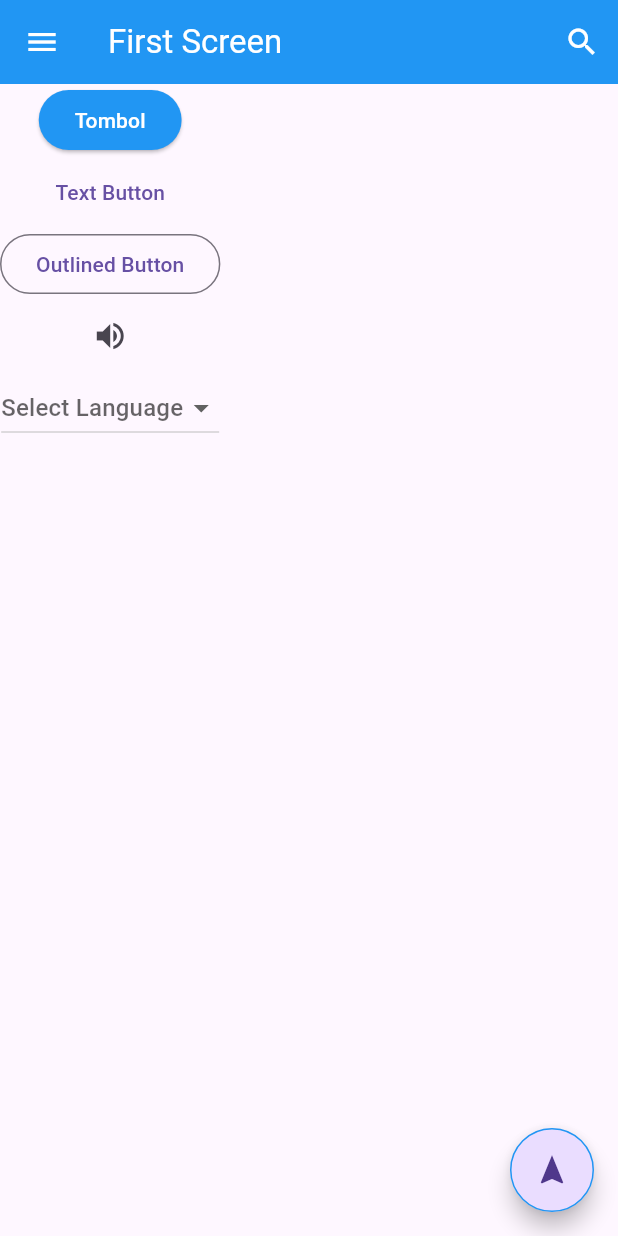
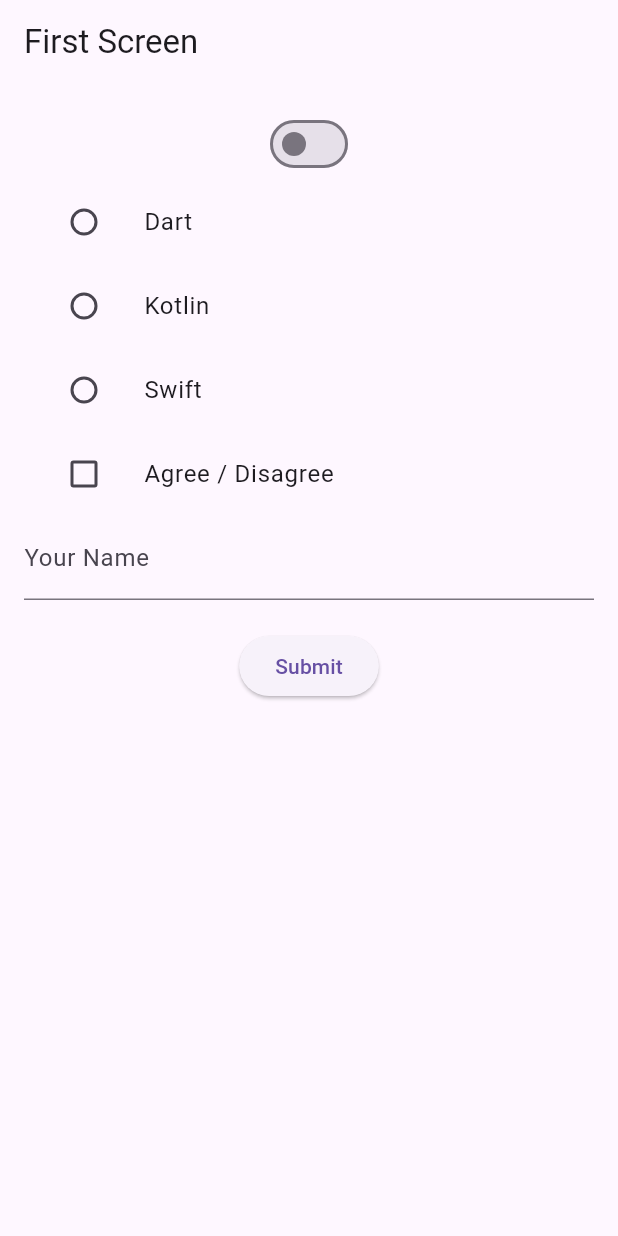
Before and after one commit to alriansyah/flutter-dicoding, a Flutter app: the screen it shows after launch, on a phone screen of 412 x 824 dp. Run offline on Flutter 3.47's test engine with Material 3 defaults, Android fonts, the phone set to English and light mode, and no system bars.

Commit message:
Input Widget

```diff
--- /dev/null
+++ b/Flutter Dasar/flutter_materi/lib/6-InputWidget.dart
@@ -0,0 +1,188 @@
+import 'package:flutter/material.dart';
+
+class InputWidget extends StatefulWidget {
+  const InputWidget({Key? key}) : super(key: key);
+
+  @override
+  State<InputWidget> createState() => _InputWidgetState();
+}
+
+class _InputWidgetState extends State<InputWidget> {
+  String _name = '';
+  bool lightOn = false;
+  String? language;
+  bool agree = false;
+
+  @override
+  Widget build(BuildContext context) {
+    return Scaffold(
+      appBar: AppBar(
+        title: const Text('First Screen'),
+      ),
+      body: Padding(
+        padding: const EdgeInsets.all(16.0),
+        child: Column(
+          children: [
+            Switch(
+              value: lightOn,
+              onChanged: (bool value) {
+                setState(() {
+                  lightOn = value;
+                });
+
+                ScaffoldMessenger.of(context).showSnackBar(
+                  SnackBar(
+                    content: Text(lightOn ? 'Light On' : 'Light Off'),
+                    duration: const Duration(seconds: 1),
+                  ),
+                );
+              },
+            ),
+            ListTile(
+              leading: Radio<String>(
+                value: 'Dart',
+                groupValue: language,
+                onChanged: (String? value) {
+                  setState(() {
+                    language = value;
+                    showSnackbar();
+                  });
+                },
+              ),
+              title: const Text('Dart'),
+            ),
+            ListTile(
+              leading: Radio<String>(
+                value: 'Kotlin',
+                groupValue: language,
+                onChanged: (String? value) {
+                  setState(() {
+                    language = value;
+                    showSnackbar();
+                  });
+                },
+              ),
+              title: const Text('Kotlin'),
+            ),
+            ListTile(
+              leading: Radio<String>(
+                value: 'Swift',
+                groupValue: language,
+                onChanged: (String? value) {
+                  setState(() {
+                    language = value;
+                    showSnackbar();
+                  });
+                },
+              ),
+              title: const Text('Swift'),
+            ),
+            ListTile(
+              leading: Checkbox(
+                value: agree,
+                onChanged: (bool? value) {
+                  setState(() {
+                    agree = value!;
+                  });
+                },
+              ),
+              title: Text('Agree / Disagree'),
+            ),
+            TextField(
+              decoration: const InputDecoration(
+                hintText: 'Write your name here...',
+                labelText: 'Your Name',
+              ),
+              onChanged: (String value) {
+                setState(() {
+                  _name = value;
+                });
+              },
+            ),
+            const SizedBox(height: 20),
+            ElevatedButton(
+              child: const Text('Submit'),
+              onPressed: () {
+                showDialog(
+                    context: context,
+                    builder: (context) {
+                      return AlertDialog(
+                        content: Text('Hello, $_name'),
+                      );
+                    });
+              },
+            )
+          ],
+        ),
+      ),
+    );
+  }
+
+  void showSnackbar() {
+    ScaffoldMessenger.of(context).showSnackBar(
+      SnackBar(
+        content: Text('$language selected'),
+        duration: const Duration(seconds: 1),
+      ),
+    );
+  }
+}
+
+/*
+// dengan controller
+import 'package:flutter/material.dart';
+
+class InputWidget extends StatefulWidget {
+  const InputWidget({Key? key}) : super(key: key);
+
+  @override
+  State<InputWidget> createState() => _InputWidgetState();
+}
+
+class _InputWidgetState extends State<InputWidget> {
+  final _controller = TextEditingController();
+
+  @override
+  Widget build(BuildContext context) {
+    return Scaffold(
+      appBar: AppBar(
+        title: const Text('First Screen'),
+      ),
+      body: Padding(
+        padding: const EdgeInsets.all(16.0),
+        child: Column(
+          children: [
+            TextField(
+              controller: _controller,
+              decoration: const InputDecoration(
+                hintText: 'Write your name here...',
+                labelText: 'Your Name',
+              ),
+            ),
+            const SizedBox(height: 20),
+            ElevatedButton(
+              child: const Text('Submit'),
+              onPressed: () {
+                showDialog(
+                    context: context,
+                    builder: (context) {
+                      return AlertDialog(
+                        content: Text('Hello, ${_controller.text}'),
+                      );
+                    });
+              },
+            )
+          ],
+        ),
+      ),
+    );
+  }
+
+  @override
+  void dispose() {
+    _controller.dispose();
+    super.dispose();
+  }
+}
+
+*/
--- a/Flutter Dasar/flutter_materi/lib/main.dart
+++ b/Flutter Dasar/flutter_materi/lib/main.dart
@@ -3,7 +3,8 @@
 import '2-StatefulWidget.dart';
 import './3-Scafold.dart';
 import './4-RowAndColumn.dart';
-import './5-Button.dart';
+import '5-Button.dart';
+import '6-InputWidget.dart';
 
 void main() {
   runApp(MyApp());
@@ -17,7 +18,7 @@
       theme: ThemeData(
         primarySwatch: Colors.blue,
       ),
-      home: const Button(),
+      home: const InputWidget(),
     );
   }
 }
```
